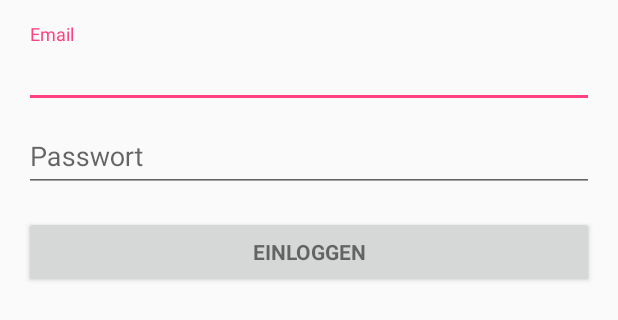
After one commit to FloMi/ReitApp, an Android app: the layout activity_login.xml on its own in the app's theme, with its tools: preview values and no code run, on a phone screen of 412 x 824 dp. The commit adds this screen. Shown: the top 320 px of the screen. Run offline under Robolectric (Android 15) with nearby library versions, the phone set to English and light mode, and no system bars.

Commit message:
login activity

```diff
--- /dev/null
+++ b/app/src/main/res/layout/activity_login.xml
@@ -0,0 +1,77 @@
+<LinearLayout xmlns:android="http://schemas.android.com/apk/res/android"
+    xmlns:tools="http://schemas.android.com/tools"
+    android:layout_width="match_parent"
+    android:layout_height="match_parent"
+    android:gravity="center_horizontal"
+    android:orientation="vertical"
+    android:paddingBottom="@dimen/activity_vertical_margin"
+    android:paddingLeft="@dimen/activity_horizontal_margin"
+    android:paddingRight="@dimen/activity_horizontal_margin"
+    android:paddingTop="@dimen/activity_vertical_margin"
+    tools:context="koegelbauer_mittlboeck_wiesinger.diplomarbeit.htlgrieskirchen.at.reitapp.LoginActivity">
+
+    <!-- Login progress -->
+    <ProgressBar
+        android:id="@+id/login_progress"
+        style="?android:attr/progressBarStyleLarge"
+        android:layout_width="wrap_content"
+        android:layout_height="wrap_content"
+        android:layout_marginBottom="8dp"
+        android:visibility="gone" />
+
+    <ScrollView
+        android:id="@+id/login_form"
+        android:layout_width="match_parent"
+        android:layout_height="match_parent">
+
+        <LinearLayout
+            android:id="@+id/email_login_form"
+            android:layout_width="match_parent"
+            android:layout_height="wrap_content"
+            android:orientation="vertical">
+
+            <android.support.design.widget.TextInputLayout
+                android:layout_width="match_parent"
+                android:layout_height="wrap_content">
+
+                <AutoCompleteTextView
+                    android:id="@+id/email"
+                    android:layout_width="match_parent"
+                    android:layout_height="wrap_content"
+                    android:hint="@string/prompt_email"
+                    android:inputType="textEmailAddress"
+                    android:maxLines="1"
+                    android:singleLine="true" />
+
+            </android.support.design.widget.TextInputLayout>
+
+            <android.support.design.widget.TextInputLayout
+                android:layout_width="match_parent"
+                android:layout_height="wrap_content">
+
+                <EditText
+                    android:id="@+id/password"
+                    android:layout_width="match_parent"
+                    android:layout_height="wrap_content"
+                    android:hint="@string/prompt_password"
+                    android:imeActionId="@+id/login"
+                    android:imeActionLabel="@string/action_sign_in_short"
+                    android:imeOptions="actionUnspecified"
+                    android:inputType="textPassword"
+                    android:maxLines="1"
+                    android:singleLine="true" />
+
+            </android.support.design.widget.TextInputLayout>
+
+            <Button
+                android:id="@+id/email_sign_in_button"
+                style="?android:textAppearanceSmall"
+                android:layout_width="match_parent"
+                android:layout_height="wrap_content"
+                android:layout_marginTop="16dp"
+                android:text="@string/action_sign_in"
+                android:textStyle="bold" />
+
+        </LinearLayout>
+    </ScrollView>
+</LinearLayout>
--- a/app/src/main/res/values/strings.xml
+++ b/app/src/main/res/values/strings.xml
@@ -1,3 +1,17 @@
 <resources>
     <string name="app_name">ReitApp</string>
+    <string name="title_activity_login">Einloggen</string>
+
+    <!-- Strings related to login -->
+    <string name="prompt_email">Email</string>
+    <string name="prompt_password">Passwort</string>
+    <string name="action_sign_in">Einloggen</string>
+    <string name="action_sign_in_short">Einloggen</string>
+    <string name="error_invalid_email">Falsche Email</string>
+    <string name="error_invalid_password">Passwort zu kurz</string>
+    <string name="error_incorrect_password">Falsches Passwort</string>
+    <string name="error_field_required">Benötigtes Feld</string>
+    <string name="permission_rationale">"Contacts permissions are needed for providing email
+        completions."
+    </string>
 </resources>
```
Also changed, not shown: app/src/main/AndroidManifest.xml (+10 -2 lines), app/src/main/java/koegelbauer_mittlboeck_wiesinger/diplomarbeit/htlgrieskirchen/at/reitapp/LoginActivity.java (added, +349 -0 lines).
